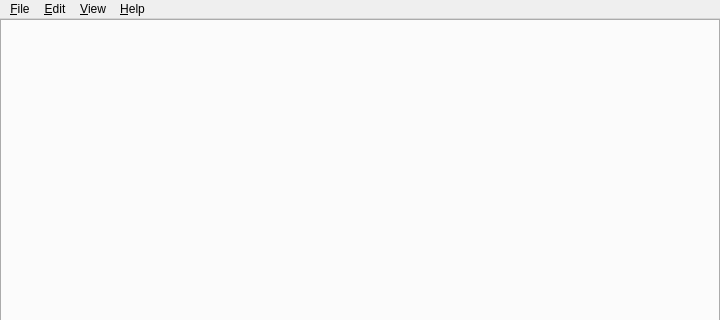
Qt form profit/widgets/ui_mainwindow.ui (hpsilva/profitpy) before a commit; both pictures show x 0 to 720 and y 0 to 320 of the 720 by 560 pixel window.
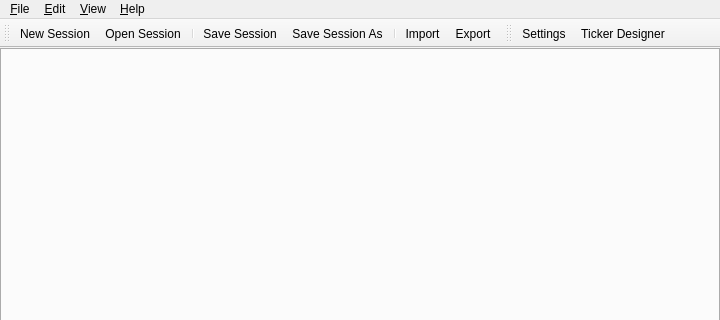
The same form after that commit. Icons and pictures are not drawn. Custom widgets are drawn as their Qt base class.

Commit message: Initial add of ticker designer.

```diff
--- a/profit/widgets/ui_mainwindow.ui
+++ b/profit/widgets/ui_mainwindow.ui
@@ -80,6 +80,35 @@
    <addaction name="menuHelp" />
   </widget>
   <widget class="QStatusBar" name="statusbar" />
+  <widget class="QToolBar" name="fileToolbar" >
+   <property name="windowTitle" >
+    <string>Main Toolbar</string>
+   </property>
+   <property name="orientation" >
+    <enum>Qt::Horizontal</enum>
+   </property>
+   <attribute name="toolBarArea" >
+    <number>4</number>
+   </attribute>
+   <addaction name="actionNewSession" />
+   <addaction name="actionOpenSession" />
+   <addaction name="separator" />
+   <addaction name="actionSaveSession" />
+   <addaction name="actionSaveSessionAs" />
+   <addaction name="separator" />
+   <addaction name="actionImportSession" />
+   <addaction name="actionExportSession" />
+  </widget>
+  <widget class="QToolBar" name="editToolbar" >
+   <property name="orientation" >
+    <enum>Qt::Horizontal</enum>
+   </property>
+   <attribute name="toolBarArea" >
+    <number>4</number>
+   </attribute>
+   <addaction name="actionSettings" />
+   <addaction name="actionTickerDesigner" />
+  </widget>
   <action name="actionNewSession" >
    <property name="icon" >
     <iconset resource="profit.qrc" >:/images/icons/filenew.png</iconset>
@@ -181,6 +210,14 @@
     <string>About Qt</string>
    </property>
   </action>
+  <action name="actionTickerDesigner" >
+   <property name="icon" >
+    <iconset resource="profit.qrc" >:/images/icons/log.png</iconset>
+   </property>
+   <property name="text" >
+    <string>Ticker Designer...</string>
+   </property>
+  </action>
  </widget>
  <customwidgets>
   <customwidget>
```
Left out of the diff: 23 changed lines with no effect on the pictures. The commit also changes 14 other files.
